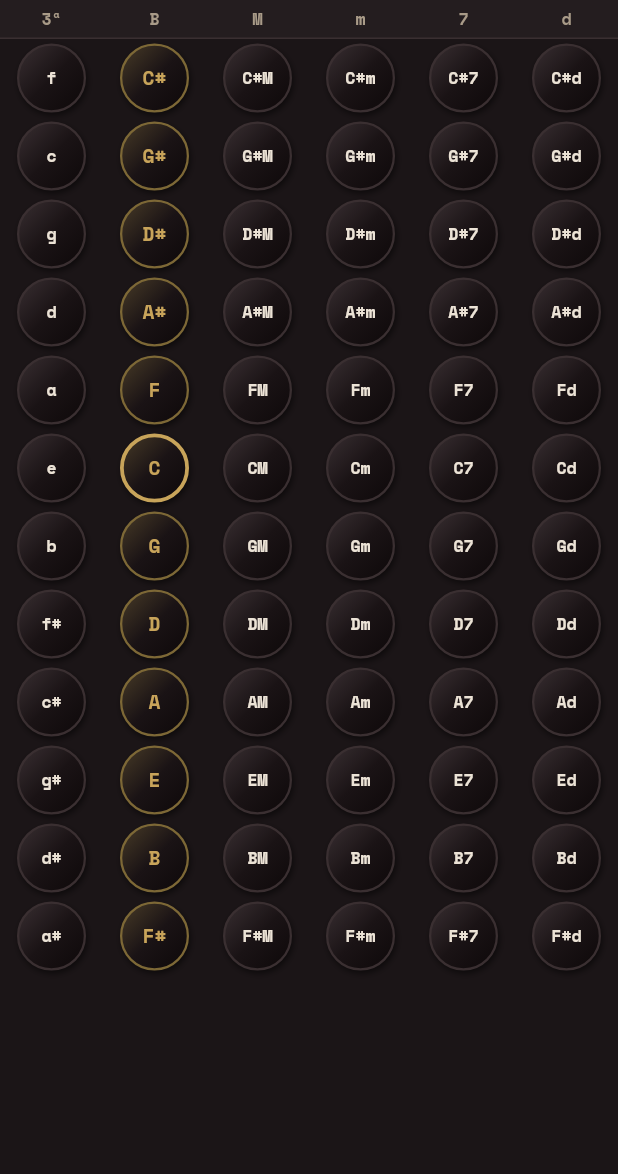
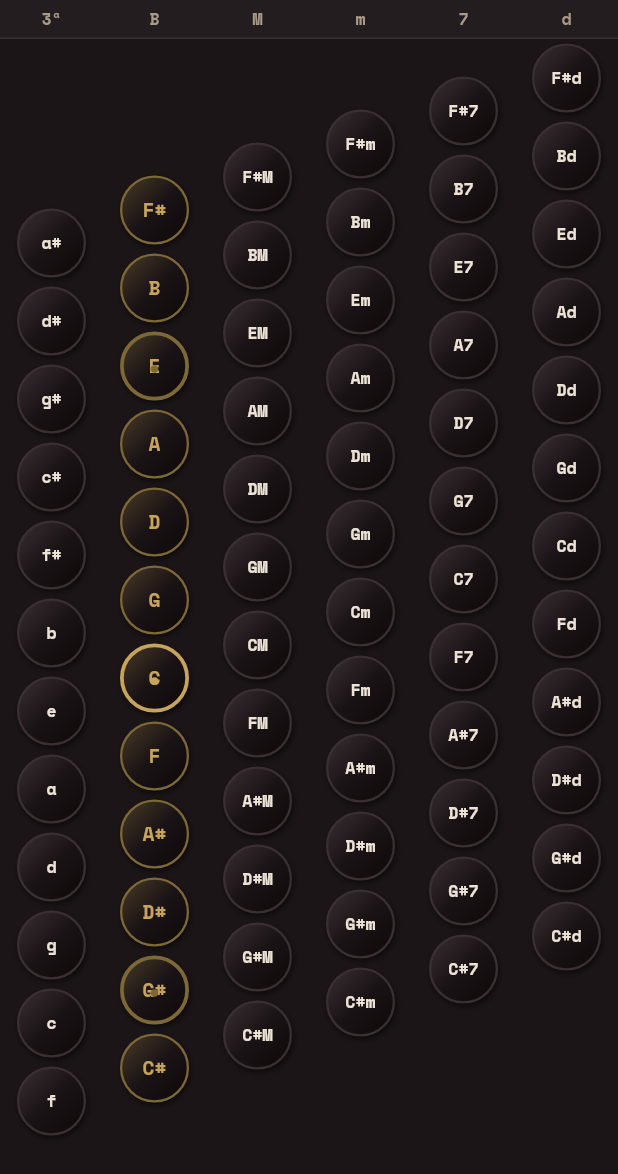
Before and after one commit to ianes1978/Taccuino-Fisarmonica, a Flutter app: the BassBoard widget shown alone on an empty page, opened directly with empty values, on a phone screen of 412 x 824 dp. Shown: the top 1174 px of the screen. Run offline on Flutter 3.47's test engine with Material 3 defaults, Android fonts, the phone set to English and light mode, and no system bars; our stand-ins replace file_picker, google_fonts, pdf, printing, shared_preferences, web; missing offline and left inert: file_saver, flutter_soloud; accounts and stored records are empty.

Commit message:
Bottoniera: ordine per quinte corretto, diagonali e fossette di riferimento
- Righe invertite: diesis verso l'alto (Fa# in cima), bemolli in basso,
  Do centrato
- Colonne sfalsate in diagonale come sulla bottoniera reale (le file di
  bassi salgono verso destra)
- Fossette di riferimento sulla colonna dei bassi: Do (principale),
  Mi e Lab (secondarie), con puntino e bordo marcato

Co-Authored-By: Claude Opus 4.8 <noreply@anthropic.com>
Claude-Session: https://claude.ai/code/session_01Uho1DnpavT3qTZ87eVMS1t

```diff
--- a/lib/widgets/bass_board.dart
+++ b/lib/widgets/bass_board.dart
@@ -6,6 +6,8 @@ import '../theme.dart';
 
 /// Bottoniera bassi Stradella (72 bassi, stile FR-1X): 12 righe ordinate
 /// per quinte × 6 colonne (contrabbasso, basso, Magg, min, 7ª, dim).
+/// Le colonne sono sfalsate in diagonale come sullo strumento e i bassi
+/// di riferimento (La♭, Do, Mi) portano la "fossetta".
 /// Codice bottone = tipo*12 + nota (vedi Entry.basses).
 class BassBoard extends StatefulWidget {
   final bool italian;
@@ -19,9 +21,18 @@ class BassBoard extends StatefulWidget {
 
 class _BassBoardState extends State<BassBoard> {
   static const double rowH = 52;
+  static const double btn = 46;
 
-  /// Righe per quinte (dall'alto): Reb, Lab, Mib, Sib, Fa, DO, Sol, Re, La...
-  static const List<int> _fifths = [1, 8, 3, 10, 5, 0, 7, 2, 9, 4, 11, 6];
+  /// Sfalsamento verticale fra colonne adiacenti: crea le diagonali
+  /// dei bassi come sulla bottoniera reale.
+  static const double diag = 22;
+
+  /// Righe per quinte (dall'alto): Fa#, Si, Mi, La, Re, Sol, DO, Fa,
+  /// Sib, Mib, Lab, Reb — i diesis verso l'alto, i bemolli verso il basso.
+  static const List<int> _fifths = [6, 11, 4, 9, 2, 7, 0, 5, 10, 3, 8, 1];
+
+  /// Indice della riga del Do.
+  static const int _doRow = 6;
 
   final ScrollController _scroll = ScrollController();
   bool _didCenter = false;
@@ -32,20 +43,30 @@ class _BassBoardState extends State<BassBoard> {
     super.dispose();
   }
 
+  /// Posizione verticale del bottone: la colonna più a destra (dim) è più
+  /// in alto, quella del contrabbasso più in basso — diagonali che salgono
+  /// verso destra, come sullo strumento.
+  double _topOf(int rowIdx, int type) =>
+      rowIdx * rowH + (rowH - btn) / 2 + (5 - type) * diag;
+
   @override
   Widget build(BuildContext context) {
+    final totalH = 12 * rowH + 5 * diag;
     return LayoutBuilder(
       builder: (context, constraints) {
         if (!_didCenter) {
           _didCenter = true;
           WidgetsBinding.instance.addPostFrameCallback((_) {
             if (!_scroll.hasClients) return;
-            // Centra sulla riga del Do (indice 5).
-            final target = 5 * rowH + rowH / 2 - constraints.maxHeight / 2;
+            // Centra sulla riga del Do.
+            final target = _topOf(_doRow, 1) +
+                btn / 2 -
+                (constraints.maxHeight - 26) / 2;
             _scroll
                 .jumpTo(target.clamp(0.0, _scroll.position.maxScrollExtent));
           });
         }
+        final colW = constraints.maxWidth / 6;
         return DecoratedBox(
           decoration: const BoxDecoration(
             color: Palette.bg,
@@ -57,10 +78,20 @@ class _BassBoardState extends State<BassBoard> {
               Expanded(
                 child: SingleChildScrollView(
                   controller: _scroll,
-                  child: Column(
+                  child: SizedBox(
+                    height: totalH,
+                    width: constraints.maxWidth,
+                    child: Stack(
                       children: [
-                      for (final pc in _fifths) _row(pc),
+                        for (var r = 0; r < _fifths.length; r++)
+                          for (var type = 0; type < 6; type++)
+                            Positioned(
+                              left: type * colW + (colW - btn) / 2,
+                              top: _topOf(r, type),
+                              child: _button(_fifths[r], type),
+                            ),
                       ],
+                    ),
                   ),
                 ),
               ),
@@ -97,24 +128,14 @@ class _BassBoardState extends State<BassBoard> {
     );
   }
 
-  Widget _row(int pc) {
-    return SizedBox(
-      height: rowH,
-      child: Row(
-        children: [
-          for (var type = 0; type < 6; type++)
-            Expanded(child: Center(child: _button(pc, type))),
-        ],
-      ),
-    );
-  }
-
   Widget _button(int pc, int type) {
     final code = type * 12 + pc;
     final label = bassLabel(code, italian: widget.italian);
     final isBassCol = type == 1;
-    // "Fossetta" di riferimento sul Do (come sullo strumento).
+    // "Fossette" di riferimento come sullo strumento: Do (principale),
+    // Mi e Lab (secondarie) sulla colonna dei bassi.
     final isDoBass = isBassCol && pc == 0;
+    final isRefBass = isBassCol && (pc == 4 || pc == 8);
     return Semantics(
       button: true,
       label: label,
@@ -125,8 +146,8 @@ class _BassBoardState extends State<BassBoard> {
           widget.onTap(code);
         },
         child: Container(
-          width: 46,
-          height: 46,
+          width: btn,
+          height: btn,
           alignment: Alignment.center,
           decoration: BoxDecoration(
             shape: BoxShape.circle,
@@ -144,15 +165,20 @@ class _BassBoardState extends State<BassBoard> {
             border: Border.all(
               color: isDoBass
                   ? Palette.brass
-                  : (isBassCol ? Palette.brassDim : Palette.line),
-              width: isDoBass ? 2.5 : 1.5,
+                  : (isRefBass
+                      ? Palette.brassDim
+                      : (isBassCol ? Palette.brassDim : Palette.line)),
+              width: (isDoBass || isRefBass) ? 2.5 : 1.5,
             ),
             boxShadow: const [
               BoxShadow(
                   color: Colors.black54, blurRadius: 3, offset: Offset(1, 2)),
             ],
           ),
-          child: FittedBox(
+          child: Stack(
+            alignment: Alignment.center,
+            children: [
+              FittedBox(
                 fit: BoxFit.scaleDown,
                 child: Padding(
                   padding: const EdgeInsets.symmetric(horizontal: 3),
@@ -166,6 +192,21 @@ class _BassBoardState extends State<BassBoard> {
                   ),
                 ),
               ),
+              // Fossetta: puntino sotto l'etichetta.
+              if (isDoBass || isRefBass)
+                Positioned(
+                  bottom: 5,
+                  child: Container(
+                    width: 5,
+                    height: 5,
+                    decoration: BoxDecoration(
+                      shape: BoxShape.circle,
+                      color: isDoBass ? Palette.brass : Palette.brassDim,
+                    ),
+                  ),
+                ),
+            ],
+          ),
         ),
       ),
     );
```
Lines whose indentation alone changed are shown as unchanged.
